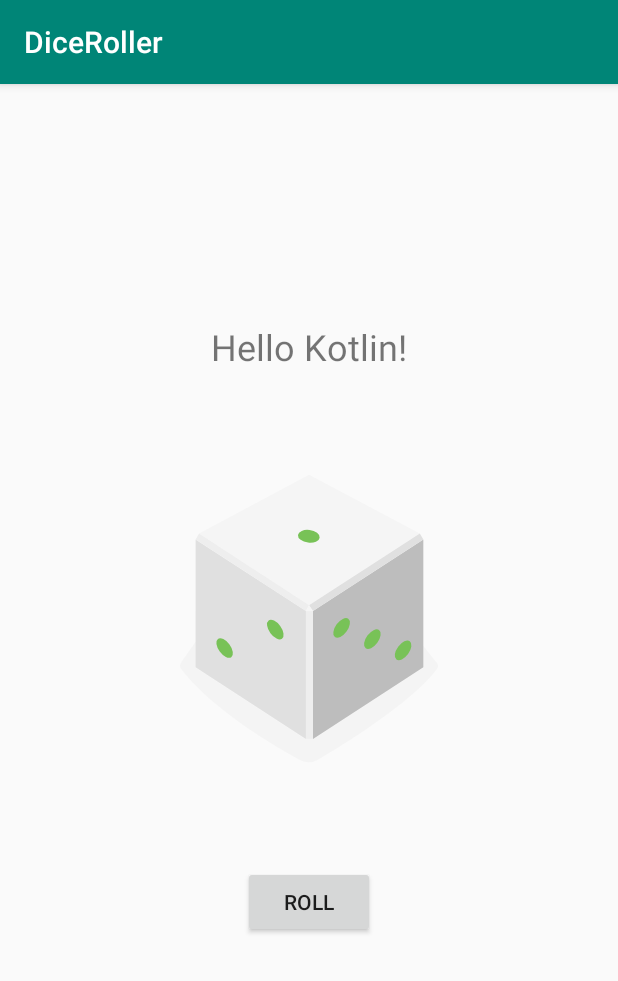
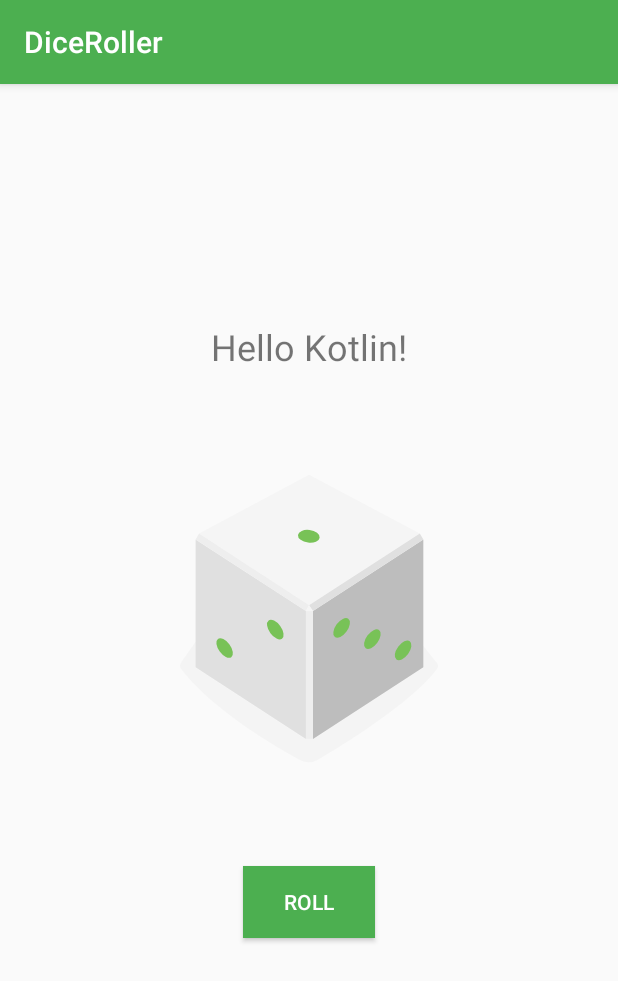
Before and after one commit to johnnylyimo/DiceRoller, an Android app: the screen it shows after launch (MainActivity), on a phone screen of 412 x 824 dp. Shown: the top 981 px of the screen. Run offline under Robolectric (Android 15) with nearby library versions, the phone set to English and light mode, and no system bars.

Commit message:
Changed colors

```diff
--- a/app/src/main/res/layout/activity_main.xml
+++ b/app/src/main/res/layout/activity_main.xml
@@ -26,12 +26,16 @@
             android:layout_height="wrap_content" app:srcCompat="@drawable/dice_1" android:id="@+id/dice_image"
     android:layout_gravity="center_horizontal"
     android:layout_marginBottom="40dp"/>
+
     <Button
-            android:text="@string/btmRoller"
-            android:layout_width="wrap_content"
-            android:layout_gravity="center_horizontal"
-            android:layout_marginBottom="40dp"
-            android:layout_height="wrap_content" android:id="@+id/btnRoller"/>
+        android:id="@+id/btnRoller"
+        android:layout_width="wrap_content"
+        android:layout_height="wrap_content"
+        android:layout_gravity="center_horizontal"
+        android:layout_marginBottom="40dp"
+        android:background="@color/colorPrimary"
+        android:textColor="@color/colorAccent"
+        android:text="@string/btmRoller" />
 
 
 </androidx.appcompat.widget.LinearLayoutCompat>
--- a/app/src/main/res/values/colors.xml
+++ b/app/src/main/res/values/colors.xml
@@ -1,6 +1,6 @@
 <?xml version="1.0" encoding="utf-8"?>
 <resources>
-    <color name="colorPrimary">#008577</color>
-    <color name="colorPrimaryDark">#00574B</color>
-    <color name="colorAccent">#D81B60</color>
+    <color name="colorPrimary">#4caf50</color>
+    <color name="colorPrimaryDark">#2e7d32</color>
+    <color name="colorAccent">#ffffff</color>
 </resources>
--- a/build.gradle
+++ b/build.gradle
@@ -8,7 +8,7 @@ buildscript {
 
     }
     dependencies {
-        classpath 'com.android.tools.build:gradle:3.4.2'
+        classpath 'com.android.tools.build:gradle:3.5.2'
         classpath "org.jetbrains.kotlin:kotlin-gradle-plugin:$kotlin_version"
         // NOTE: Do not place your application dependencies here; they belong
         // in the individual module build.gradle files
```
Also changed, not shown: gradle/wrapper/gradle-wrapper.properties.
